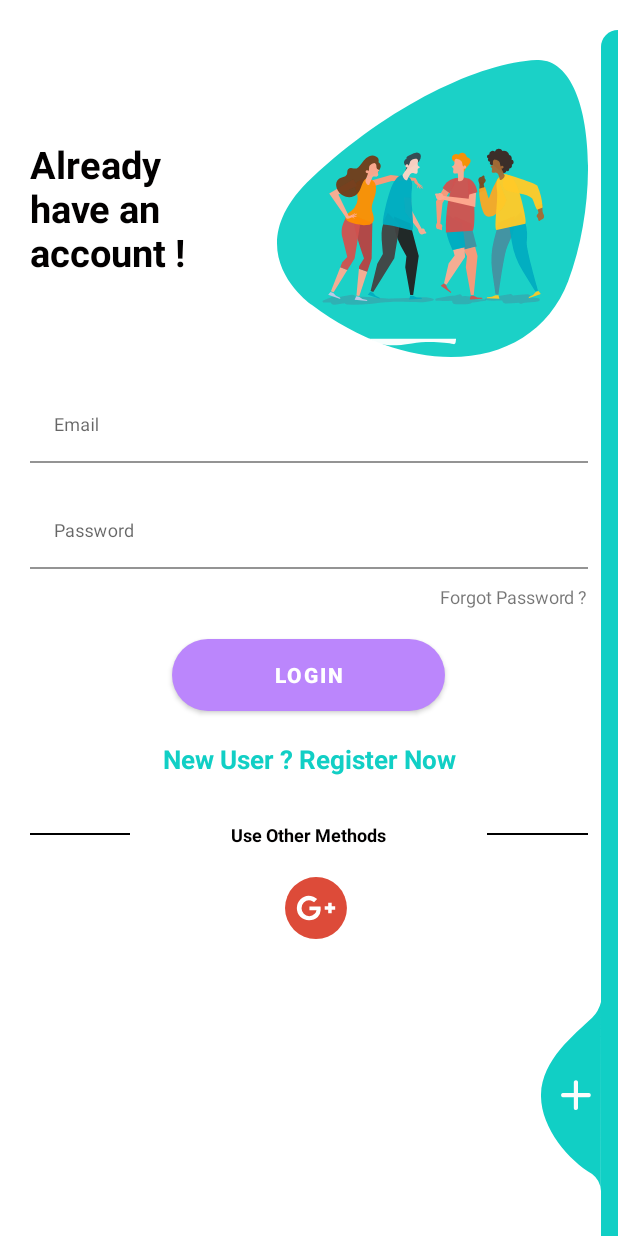
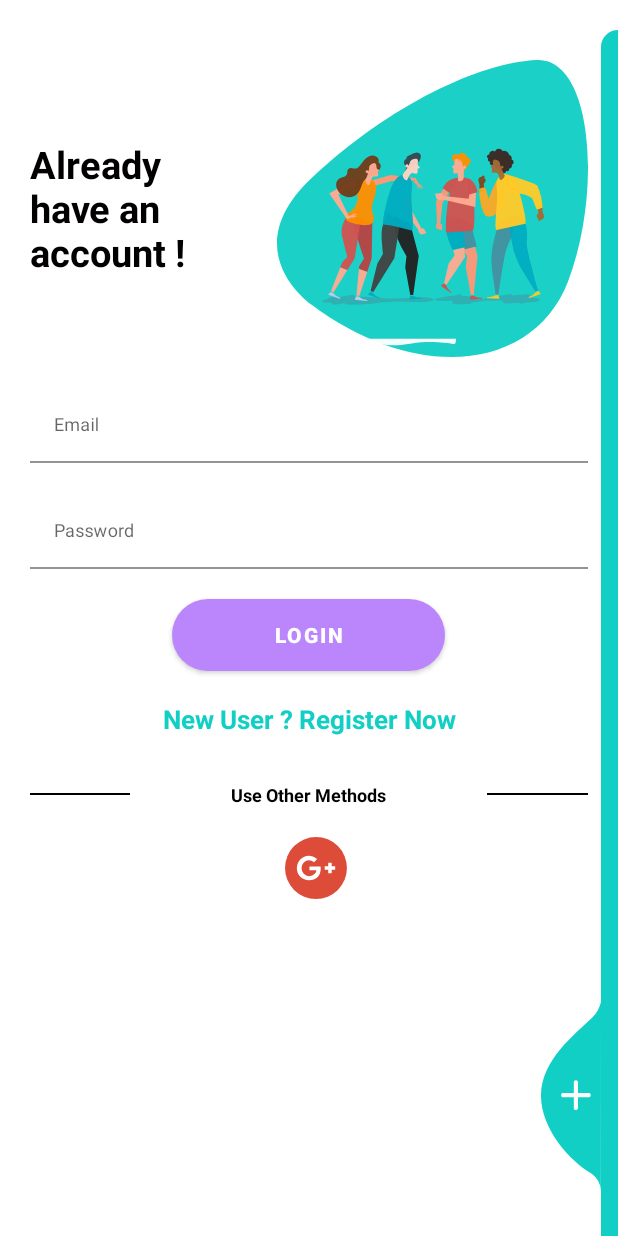
Before and after one commit to hieu98/Food-Recommend, an Android app: the screen it shows after launch (LoginActivity), on a phone screen of 412 x 824 dp. Run offline under Robolectric (Android 15) with nearby library versions, the phone set to English and light mode, and no system bars; our stand-ins replace Firebase (no records; nobody signed in at launch, a user with empty details on screens opened directly); libraries missing offline, so code that uses them is left out: br.com.simplepass; plain views replace CircularProgressButton; 2 statements that could not run were skipped.

```diff
--- a/app/src/main/res/layout/activity_login.xml
+++ b/app/src/main/res/layout/activity_login.xml
@@ -62,13 +62,6 @@
                     android:inputType="textPassword"
                     android:maxLines="1"/>
             </com.google.android.material.textfield.TextInputLayout>
-
-            <TextView
-                style="@style/viewParent"
-                android:layout_gravity="end"
-                android:layout_marginTop="10dp"
-                android:text="Forgot Password ?"
-                android:textSize="@dimen/newsMoreTextSize"/>
 
             <br.com.simplepass.loading_button_lib.customViews.CircularProgressButton
                 android:id="@+id/cirLoginButton"
```
